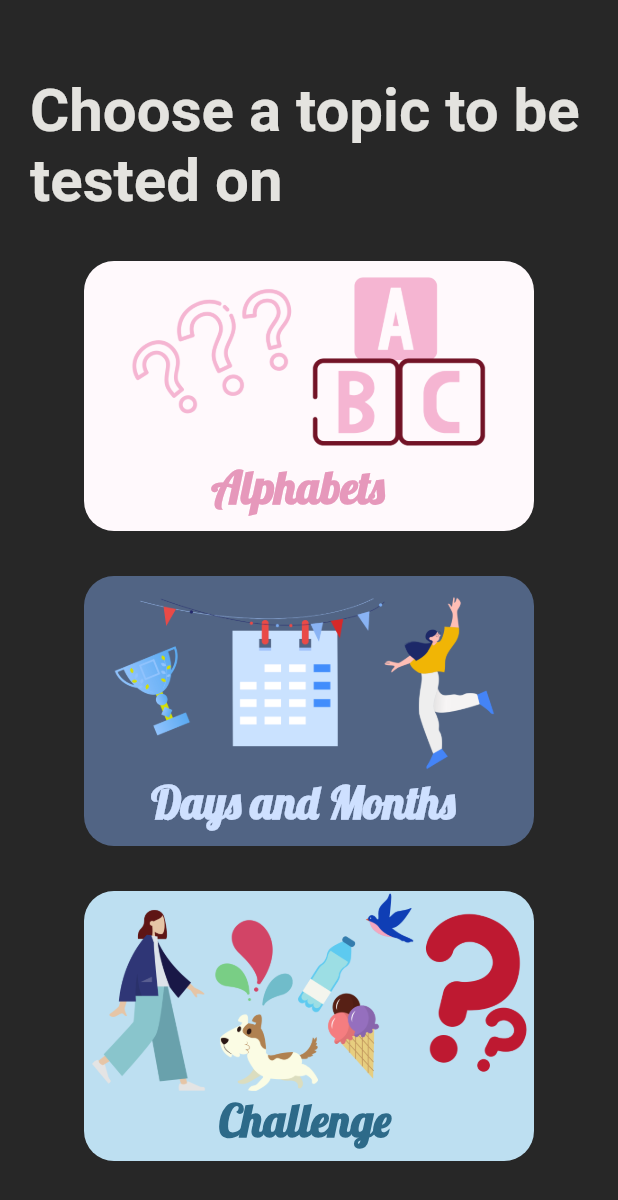
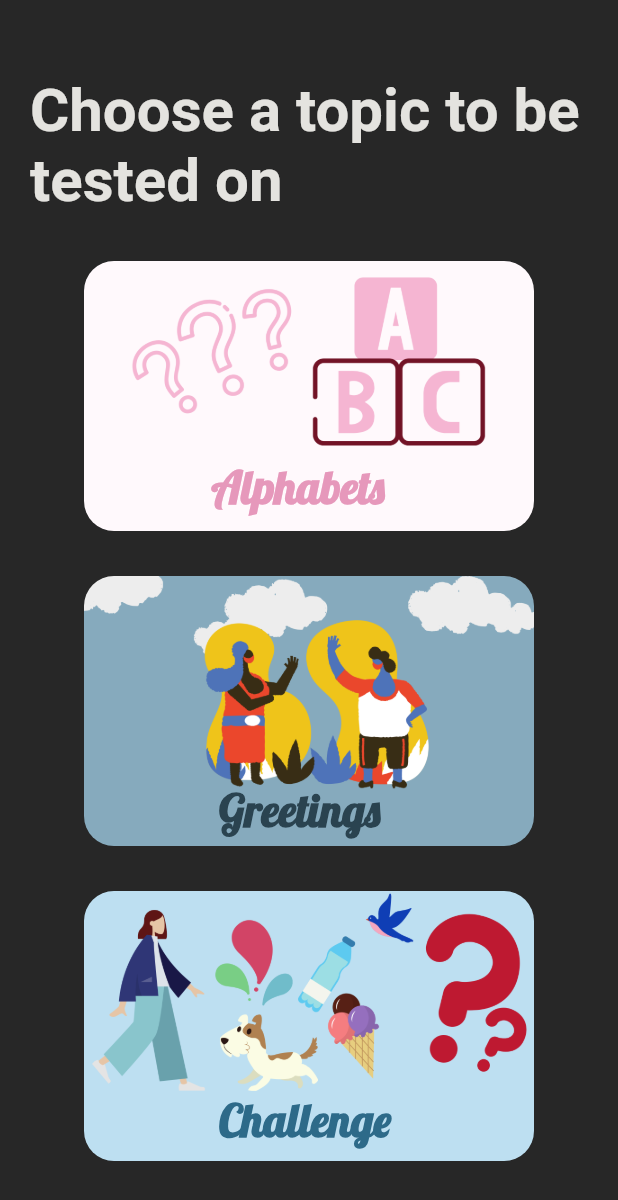
Before and after one commit to srishtiv27/give_me_a_sign, a Flutter app: the QuizzesMenu screen opened by its route, on a phone screen of 412 x 824 dp. Shown: the top 1200 px of the screen. Run offline on Flutter 3.47's test engine with Material 2 defaults, Android fonts, the phone set to English and light mode, and no system bars; our stand-ins replace carousel_slider, rflutter_alert.

Commit message:
Added greetings quiz card

```diff
--- a/lib/screens/quizzes_menu.dart
+++ b/lib/screens/quizzes_menu.dart
@@ -62,20 +62,20 @@ class QuizzesMenu extends StatelessWidget {
                 ClipRRect(
                   borderRadius: BorderRadius.all(Radius.circular(20.0)),
                   child: Image.asset(
-                    'assets/images/quizzes/days_quiz.png',
+                    'assets/images/quizzes/greetings_quiz.png',
                     height: 180.0,
                   ),
                 ),
                 Positioned(
-                  bottom: 10.0,
-                  left: 45.0,
+                  bottom: 5.0,
+                  left: 90.0,
                   child: Text(
-                    'Days and Months',
+                    'Greetings',
                     style: TextStyle(
                       fontSize: 30.0,
                       fontWeight: FontWeight.bold,
                       fontFamily: 'Lobster',
-                      color: Color(0xFFCEE0FF),
+                      color: Color(0xFF2A4350),
                     ),
                   ),
                 ),
```
Also changed, not shown: assets/images/quizzes/greetings_quiz.png (added).
